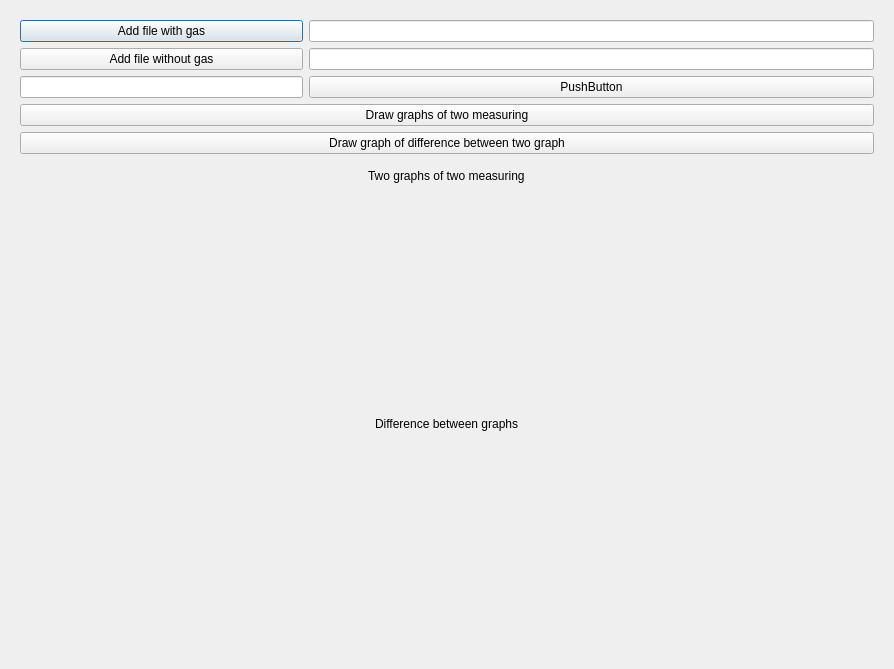
Above: gui.ui from Asquiret/Graphs before the change. Below: the same form after it.
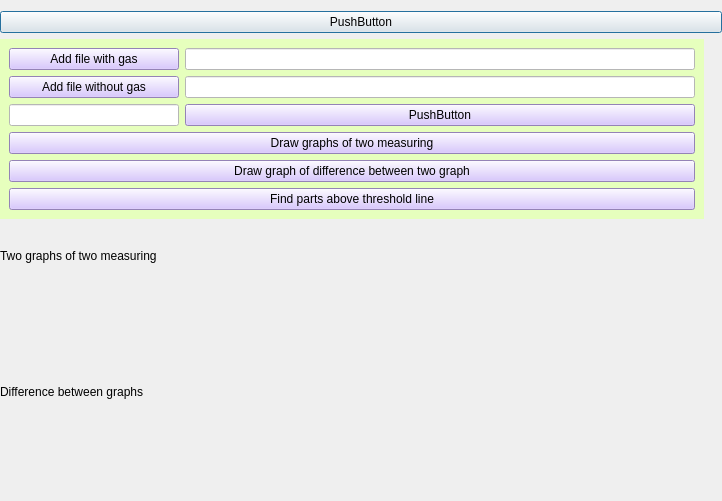
That is the form after the change.

Commit message: обновлён интерфейс, добавлена кнопка для определения участков выше порога

Diff of the .ui file:
```diff
--- a/gui.ui
+++ b/gui.ui
@@ -6,47 +6,111 @@
    <rect>
     <x>0</x>
     <y>0</y>
-    <width>894</width>
-    <height>669</height>
+    <width>722</width>
+    <height>501</height>
    </rect>
   </property>
   <property name="windowTitle">
    <string>Dialog</string>
   </property>
-  <layout class="QVBoxLayout" name="verticalLayout" stretch="1,0,6,0,6">
+  <property name="styleSheet">
+   <string notr="true">QPushButton:hover{
+	background-color: #666;
+}</string>
+  </property>
+  <layout class="QVBoxLayout" name="verticalLayout" stretch="0,0,0,0,0,0">
+   <property name="leftMargin">
+    <number>0</number>
+   </property>
+   <property name="rightMargin">
+    <number>0</number>
+   </property>
+   <item>
+    <widget class="QPushButton" name="pushButton">
+     <property name="text">
+      <string>PushButton</string>
+     </property>
+     <property name="checkable">
+      <bool>true</bool>
+     </property>
+    </widget>
+   </item>
+   <item>
+    <widget class="QWidget" name="widget_2" native="true">
+     <property name="sizePolicy">
+      <sizepolicy hsizetype="Maximum" vsizetype="Maximum">
+       <horstretch>0</horstretch>
+       <verstretch>0</verstretch>
+      </sizepolicy>
+     </property>
+     <property name="maximumSize">
+      <size>
+       <width>704</width>
+       <height>16777215</height>
+      </size>
+     </property>
+     <property name="sizeIncrement">
+      <size>
+       <width>0</width>
+       <height>0</height>
+      </size>
+     </property>
+     <property name="styleSheet">
+      <string notr="true">QWidget{
+background-color: rgb(230, 255, 189);
+}
+QLineEdit{
+background-color: rgb(255, 255, 255);
+}
+QPushButton{
+background-color: rgb(207, 184, 255);
+}
+QPushButton:hover{	
+	background-color: rgb(219, 88, 255);
+}</string>
+     </property>
+     <layout class="QHBoxLayout" name="horizontalLayout_2">
+      <property name="leftMargin">
+       <number>0</number>
+      </property>
+      <property name="topMargin">
+       <number>0</number>
+      </property>
+      <property name="rightMargin">
+       <number>0</number>
+      </property>
+      <property name="bottomMargin">
+       <number>0</number>
+      </property>
    <item>
     <widget class="QWidget" name="widget" native="true">
-     <layout class="QGridLayout" name="gridLayout" columnstretch="1,2">
+        <layout class="QGridLayout" name="gridLayout" columnstretch="2,6">
       <item row="2" column="0">
        <widget class="QLineEdit" name="lineEdit_threshold"/>
       </item>
-      <item row="0" column="1">
-       <widget class="QLineEdit" name="lineEdit_add_gas"/>
+         <item row="1" column="0">
+          <widget class="QPushButton" name="add_without_gas">
+           <property name="text">
+            <string>Add file without gas</string>
+           </property>
+          </widget>
       </item>
       <item row="1" column="1">
        <widget class="QLineEdit" name="lineEdit_add_without_gas"/>
       </item>
+         <item row="0" column="1">
+          <widget class="QLineEdit" name="lineEdit_add_gas"/>
+         </item>
       <item row="0" column="0">
        <widget class="QPushButton" name="add_gas">
+           <property name="styleSheet">
+            <string notr="true"/>
+           </property>
         <property name="text">
          <string>Add file with gas</string>
         </property>
        </widget>
       </item>
-      <item row="1" column="0">
-       <widget class="QPushButton" name="add_without_gas">
-        <property name="text">
-         <string>Add file without gas</string>
-        </property>
-       </widget>
-      </item>
-      <item row="5" column="0" colspan="2">
-       <widget class="QPushButton" name="draw_difference">
-        <property name="text">
-         <string>Draw graph of difference between two graph</string>
-        </property>
-       </widget>
-      </item>
       <item row="4" column="0" colspan="2">
        <widget class="QPushButton" name="draw_two_measuring">
         <property name="text">
@@ -54,6 +118,13 @@
         </property>
        </widget>
       </item>
+         <item row="5" column="0" colspan="2">
+          <widget class="QPushButton" name="draw_difference">
+           <property name="text">
+            <string>Draw graph of difference between two graph</string>
+           </property>
+          </widget>
+         </item>
       <item row="2" column="1">
        <widget class="QPushButton" name="pushButton_threshold">
         <property name="text">
@@ -61,10 +132,20 @@
         </property>
        </widget>
       </item>
+         <item row="6" column="0" colspan="2">
+          <widget class="QPushButton" name="absorbations">
+           <property name="text">
+            <string>Find parts above threshold line</string>
+           </property>
+          </widget>
+         </item>
      </layout>
     </widget>
    </item>
-   <item alignment="Qt::AlignHCenter">
+     </layout>
+    </widget>
+   </item>
+   <item>
     <widget class="QLabel" name="label_plot_1">
      <property name="text">
       <string>Two graphs of two measuring</string>
@@ -76,7 +157,7 @@
      <layout class="QVBoxLayout" name="layout_plot_1"/>
     </widget>
    </item>
-   <item alignment="Qt::AlignHCenter">
+   <item>
     <widget class="QLabel" name="label_plot_2">
      <property name="text">
       <string>Difference between graphs</string>
```
Left out of the diff: 19 changed lines with no effect on the pictures. Lines whose indentation alone changed are shown as unchanged.
